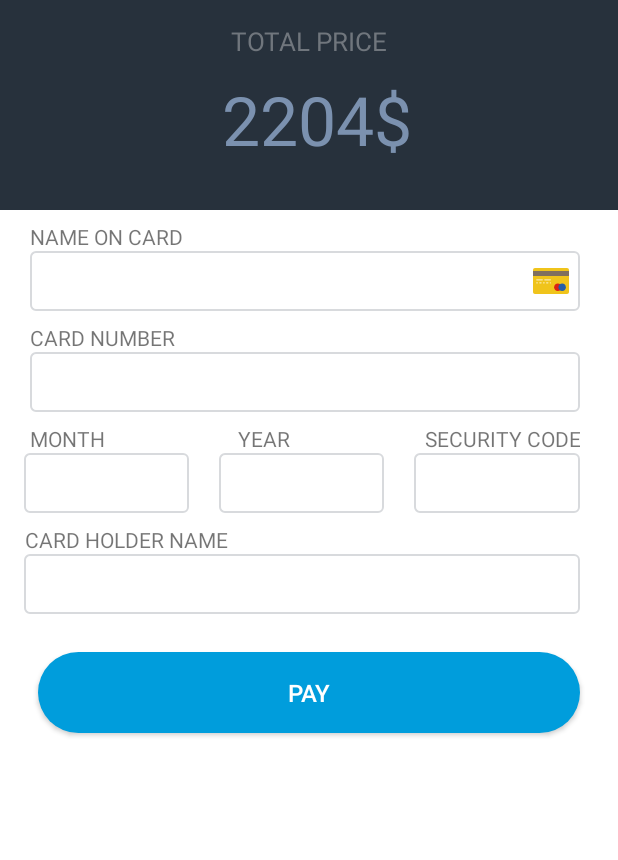
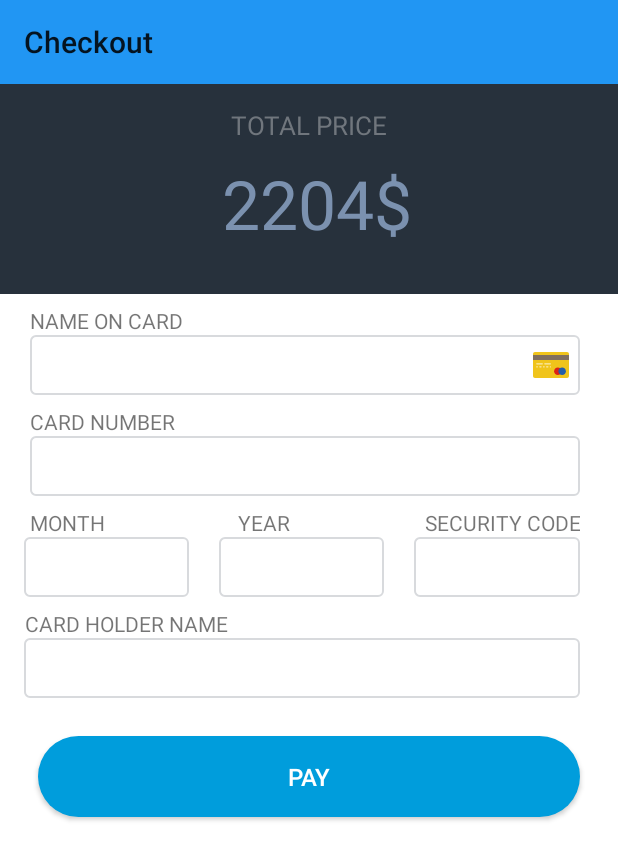
Before and after one commit to HodaTabasi/app, an Android app: the CheckoutActivity screen opened directly, with no data from a screen before it, on a phone screen of 412 x 824 dp. Shown: the top 860 px of the screen. Run offline under Robolectric (Android 15) with nearby library versions, the phone set to English and light mode, and no system bars; 2 statements that could not run were skipped.

```diff
--- a/app/src/main/java/com/shoppingapp/Activity/CheckoutActivity.java
+++ b/app/src/main/java/com/shoppingapp/Activity/CheckoutActivity.java
@@ -4,6 +4,7 @@ import android.os.Bundle;
 import android.support.annotation.Nullable;
 import android.support.v4.app.Fragment;
 import android.support.v7.app.AppCompatActivity;
+import android.support.v7.widget.Toolbar;
 import android.view.LayoutInflater;
 import android.view.View;
 import android.view.ViewGroup;
@@ -18,15 +19,17 @@ import com.shoppingapp.R;
 
 public class CheckoutActivity extends AppCompatActivity {
     Button pay ;
-
+Toolbar d_toolbar;
 
     @Override
     protected void onCreate( Bundle savedInstanceState) {
         super.onCreate(savedInstanceState);
         setContentView(R.layout.activity_checkout);
-        getSupportActionBar().setTitle(R.string.chechout);
+        d_toolbar = (Toolbar) findViewById(R.id.d_toolbar);
+        d_toolbar.setTitle(R.string.chechout);
         getSupportActionBar().setDisplayHomeAsUpEnabled(true);
         getSupportActionBar().setHomeButtonEnabled(true);
+        setSupportActionBar(d_toolbar);
         pay = (Button) findViewById(R.id.pay);
 
         pay.setOnClickListener(new View.OnClickListener() {
--- a/app/src/main/res/layout/activity_checkout.xml
+++ b/app/src/main/res/layout/activity_checkout.xml
@@ -4,7 +4,7 @@
     android:layout_height="match_parent"
     android:background="@color/white"
     android:orientation="vertical">
-
+    <include layout="@layout/defoult_toolbar"/>
 
     <LinearLayout
         android:layout_width="match_parent"
--- a/app/src/main/res/layout/activity_item_details.xml
+++ b/app/src/main/res/layout/activity_item_details.xml
@@ -5,6 +5,8 @@
     android:orientation="vertical" android:layout_width="match_parent"
     android:layout_height="match_parent"
     android:background="@color/lighter_gray">
+    <include layout="@layout/defoult_toolbar"/>
+
     <android.support.v7.widget.CardView
     android:layout_width="match_parent"
     android:layout_height="wrap_content"
--- /dev/null
+++ b/app/src/main/res/layout/defoult_toolbar.xml
@@ -0,0 +1,23 @@
+<?xml version="1.0" encoding="utf-8"?>
+<LinearLayout xmlns:android="http://schemas.android.com/apk/res/android"
+    xmlns:app="http://schemas.android.com/apk/res-auto"
+    android:orientation="vertical"
+    android:layout_width="match_parent"
+    android:layout_height="wrap_content">
+    <android.support.design.widget.AppBarLayout
+        android:layout_width="match_parent"
+        android:layout_height="wrap_content">
+        <android.support.v7.widget.Toolbar
+            android:id="@+id/d_toolbar"
+            android:layout_width="match_parent"
+            android:layout_height="?attr/actionBarSize"
+            android:background="?attr/colorPrimary"
+            android:titleTextColor="@android:color/white"
+
+            >
+        </android.support.v7.widget.Toolbar>
+
+    </android.support.design.widget.AppBarLayout>
+
+
+</LinearLayout>
--- a/app/src/main/res/layout/fragment_order.xml
+++ b/app/src/main/res/layout/fragment_order.xml
@@ -13,7 +13,7 @@
         app:tabIndicatorColor="@android:color/white"
         app:tabIndicatorHeight="5dp"
         app:tabSelectedTextColor="@color/white"
-        app:tabTextColor="@color/White">
+        app:tabTextColor="@android:color/white">
 
         <android.support.design.widget.TabItem
             android:id="@+id/active"
```
Also changed, not shown: app/src/main/java/com/shoppingapp/Activity/ItemDetailsActivity.java (+6 -2 lines), app/src/main/res/layout/filter_dialog.xml (+5 -5 lines).
